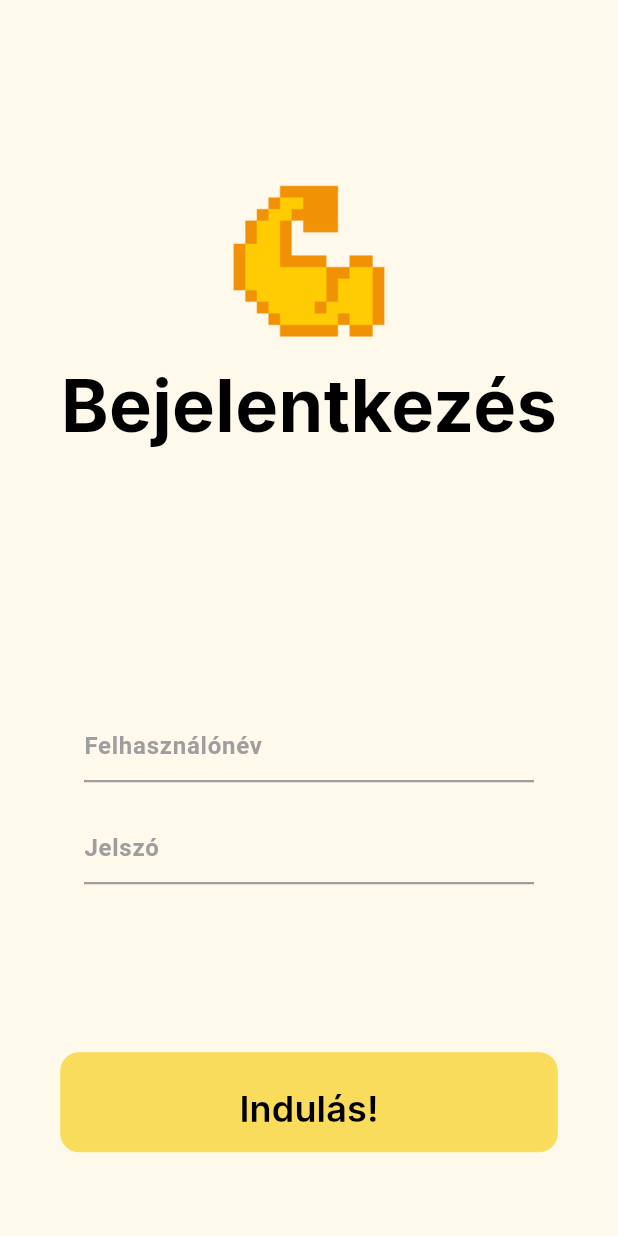
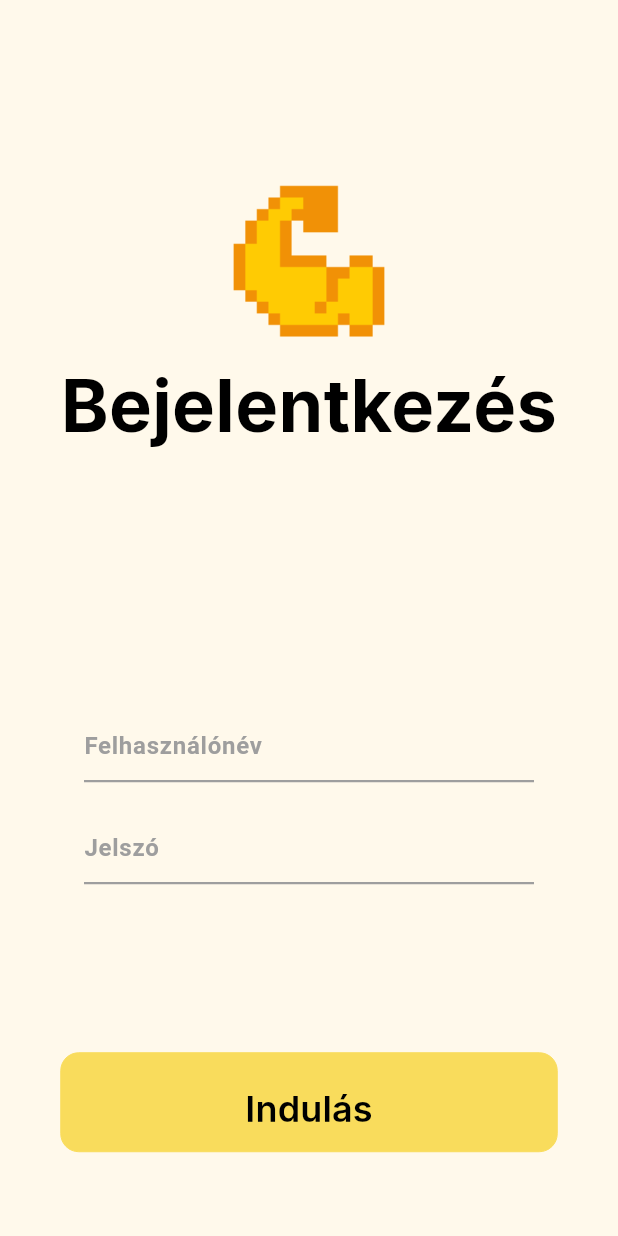
Before and after one commit to T0liver/recout, a Flutter app: the screen it shows after launch, on a phone screen of 412 x 824 dp. Run offline on Flutter 3.47's test engine with Material 3 defaults, Android fonts, the phone set to English and light mode, and no system bars.

Commit message:
Add localisation to the login Add l10n localisation values to the login_page.dart widget

```diff
--- a/lib/login_page.dart
+++ b/lib/login_page.dart
@@ -1,5 +1,6 @@
 import "package:flutter/material.dart";
 import "package:recout/button.dart";
+import "package:recout/l10n/l10n.dart";
 import "package:recout/labels.dart";
 import "package:recout/texts.dart";
 
@@ -26,19 +27,20 @@ class _LoginPageState extends State<LoginPage> {
 
   @override
   Widget build(BuildContext context) {
+    final l10n = L10n.of(context)!;
     return(
       Scaffold(
           body: Column(
               children: [
                 const Spacer(flex: 2),
                 Image.asset('assets/graphics/icons/icons8-strong-arm-128.png', height: MediaQuery.sizeOf(context).height * 0.15,),
-                Heading(text: "Bejelentkezés"),
+                Heading(text: l10n.login),
                 const Spacer(flex: 3),
-                TextLabel(controller: _unamecontroller, hint: "Felhasználónév"),
+                TextLabel(controller: _unamecontroller, hint: l10n.username),
                 const SizedBox(height: 20),
-                TextLabel(controller: _passcontroller, hint: "Jelszó", pass: true),
+                TextLabel(controller: _passcontroller, hint: l10n.password, pass: true),
                 const Spacer(flex: 2),
-                Button(text: "Indulás!", onPressed: getCredentials),
+                Button(text: l10n.letsgo, onPressed: getCredentials),
                 const Spacer(flex: 1,)
               ]
           )
```
